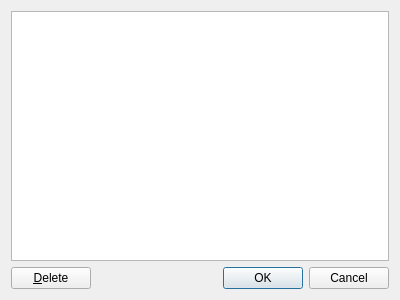
Old version of the form TextToSpeechEditor.ui in the repository pippijn/gvoc.
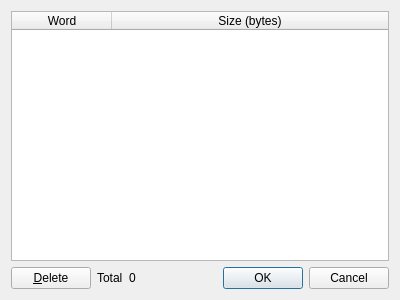
New version of the form.

```diff
--- a/TextToSpeechEditor.ui
+++ b/TextToSpeechEditor.ui
@@ -15,10 +15,32 @@
   </property>
   <layout class="QVBoxLayout" name="verticalLayout">
    <item>
-    <widget class="QListWidget" name="wordList">
+    <widget class="QTableWidget" name="wordList">
+     <property name="editTriggers">
+      <set>QAbstractItemView::NoEditTriggers</set>
+     </property>
      <property name="selectionMode">
       <enum>QAbstractItemView::ExtendedSelection</enum>
      </property>
+     <property name="selectionBehavior">
+      <enum>QAbstractItemView::SelectRows</enum>
+     </property>
+     <attribute name="horizontalHeaderStretchLastSection">
+      <bool>true</bool>
+     </attribute>
+     <attribute name="verticalHeaderVisible">
+      <bool>false</bool>
+     </attribute>
+     <column>
+      <property name="text">
+       <string>Word</string>
+      </property>
+     </column>
+     <column>
+      <property name="text">
+       <string>Size (bytes)</string>
+      </property>
+     </column>
     </widget>
    </item>
    <item>
@@ -30,6 +52,20 @@
        </property>
       </widget>
      </item>
+     <item>
+      <widget class="QLabel" name="label">
+       <property name="text">
+        <string>Total</string>
+       </property>
+      </widget>
+     </item>
+     <item>
+      <widget class="QLabel" name="total">
+       <property name="text">
+        <string>0</string>
+       </property>
+      </widget>
+     </item>
      <item>
       <widget class="QDialogButtonBox" name="buttonBox">
        <property name="orientation">
```
Left out of the diff: 2 changed lines with no effect on the pictures.
